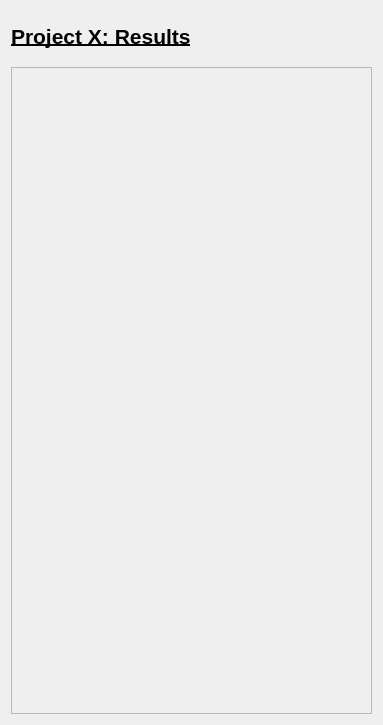
The window that resultswindow.ui (w4est/COMP3004) describes before a commit, drawn with Qt 5.
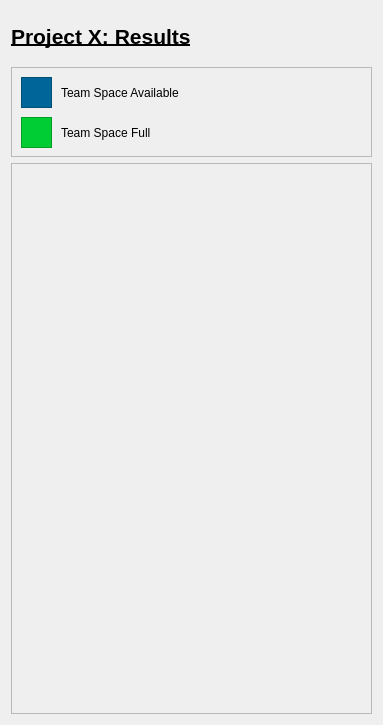
The same window after the commit.

Patch:
```diff
--- a/resultswindow.ui
+++ b/resultswindow.ui
@@ -44,6 +44,86 @@
      </property>
     </widget>
    </item>
+   <item>
+    <widget class="QFrame" name="frame">
+     <property name="maximumSize">
+      <size>
+       <width>16777215</width>
+       <height>90</height>
+      </size>
+     </property>
+     <property name="frameShape">
+      <enum>QFrame::StyledPanel</enum>
+     </property>
+     <property name="frameShadow">
+      <enum>QFrame::Raised</enum>
+     </property>
+     <widget class="QFrame" name="frame_2">
+      <property name="geometry">
+       <rect>
+        <x>10</x>
+        <y>10</y>
+        <width>31</width>
+        <height>31</height>
+       </rect>
+      </property>
+      <property name="styleSheet">
+       <string notr="true">background-color: rgb(0, 102, 153);</string>
+      </property>
+      <property name="frameShape">
+       <enum>QFrame::StyledPanel</enum>
+      </property>
+      <property name="frameShadow">
+       <enum>QFrame::Raised</enum>
+      </property>
+     </widget>
+     <widget class="QFrame" name="frame_3">
+      <property name="geometry">
+       <rect>
+        <x>10</x>
+        <y>50</y>
+        <width>31</width>
+        <height>31</height>
+       </rect>
+      </property>
+      <property name="styleSheet">
+       <string notr="true">background-color: rgb(0, 204, 51);</string>
+      </property>
+      <property name="frameShape">
+       <enum>QFrame::StyledPanel</enum>
+      </property>
+      <property name="frameShadow">
+       <enum>QFrame::Raised</enum>
+      </property>
+     </widget>
+     <widget class="QLabel" name="label">
+      <property name="geometry">
+       <rect>
+        <x>50</x>
+        <y>10</y>
+        <width>271</width>
+        <height>31</height>
+       </rect>
+      </property>
+      <property name="text">
+       <string>Team Space Available</string>
+      </property>
+     </widget>
+     <widget class="QLabel" name="label_2">
+      <property name="geometry">
+       <rect>
+        <x>50</x>
+        <y>50</y>
+        <width>271</width>
+        <height>31</height>
+       </rect>
+      </property>
+      <property name="text">
+       <string>Team Space Full</string>
+      </property>
+     </widget>
+    </widget>
+   </item>
    <item>
     <layout class="QGridLayout" name="gridLayout">
      <item row="0" column="0">
@@ -72,7 +152,7 @@
           <x>0</x>
           <y>0</y>
           <width>361</width>
-          <height>647</height>
+          <height>551</height>
          </rect>
         </property>
        </widget>
```
Left out of the diff: 2 changed lines with no effect on the pictures.
